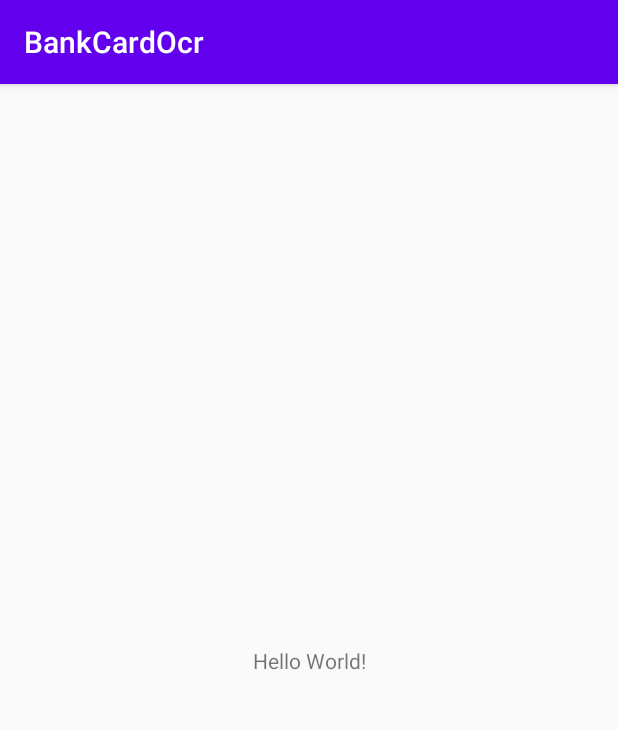
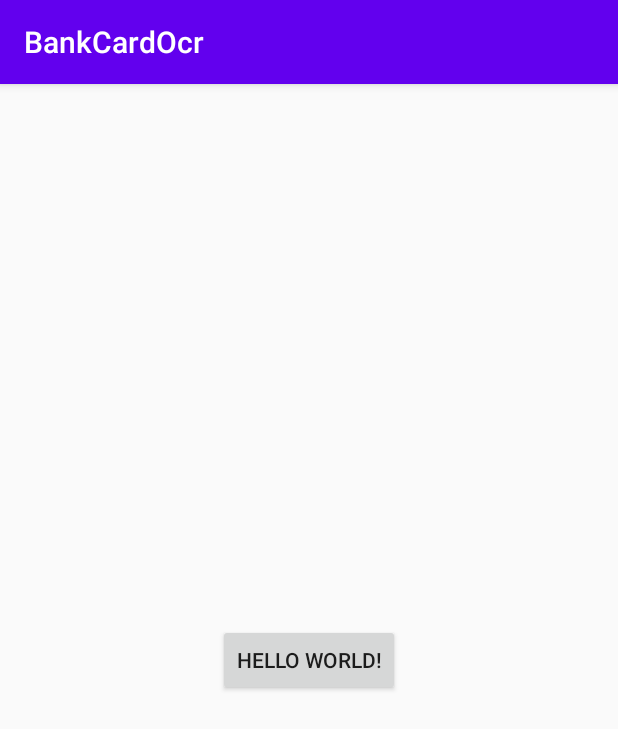
Before and after one commit to GGjin/BankCardOcr, an Android app: the screen it shows after launch (MainActivity), on a phone screen of 412 x 824 dp. Shown: the top 729 px of the screen. Run offline under Robolectric (Android 15) with nearby library versions, the phone set to English and light mode, and no system bars.

Commit message:
换了张图片，继续灰度和二值化的过程

```diff
--- a/app/src/main/java/com/gg/bankcardocr/MainActivity.kt
+++ b/app/src/main/java/com/gg/bankcardocr/MainActivity.kt
@@ -24,11 +24,11 @@ class MainActivity : AppCompatActivity() {
         // Example of a call to a native method
 
 
-        val mCardBitmap = BitmapFactory.decodeResource(resources, R.drawable.card_n)
+        val mCardBitmap = BitmapFactory.decodeResource(resources, R.drawable.card)
 
         externalCacheDir!!.absolutePath + File.separator
 
-        moveApkFromAssets(this,"card.png")
+        moveApkFromAssets(this, "card_n.png")
 
         sample_text.setOnClickListener {
             val cardNumber = BankCardOcr.carOcr(mCardBitmap)
@@ -38,7 +38,8 @@ class MainActivity : AppCompatActivity() {
 
     }
 
-    fun getAppPath(context: Context, name: String) = context.externalCacheDir!!.absolutePath + File.separator + name
+    fun getAppPath(context: Context, name: String) =
+        context.externalCacheDir!!.absolutePath + File.separator + name
 
 
     fun moveApkFromAssets(context: Context, name: String): Boolean {
--- a/app/src/main/res/layout/activity_main.xml
+++ b/app/src/main/res/layout/activity_main.xml
@@ -6,7 +6,7 @@
     android:layout_height="match_parent"
     tools:context=".MainActivity">
 
-    <TextView
+    <Button
         android:id="@+id/sample_text"
         android:layout_width="wrap_content"
         android:layout_height="wrap_content"
```
Also changed, not shown: app/src/main/res/drawable/card.jpg (added), app/src/main/res/drawable/card.png (deleted), 2 other files.
